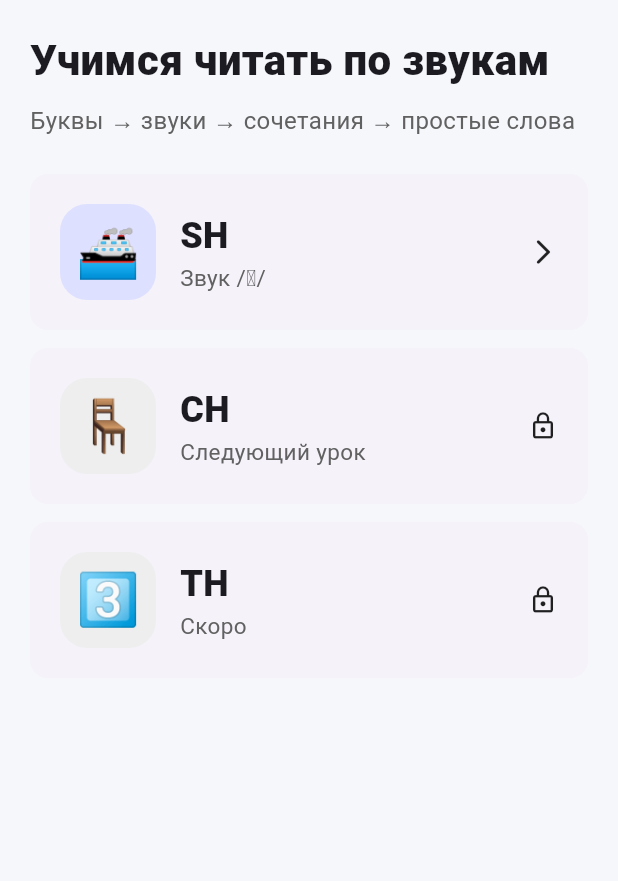
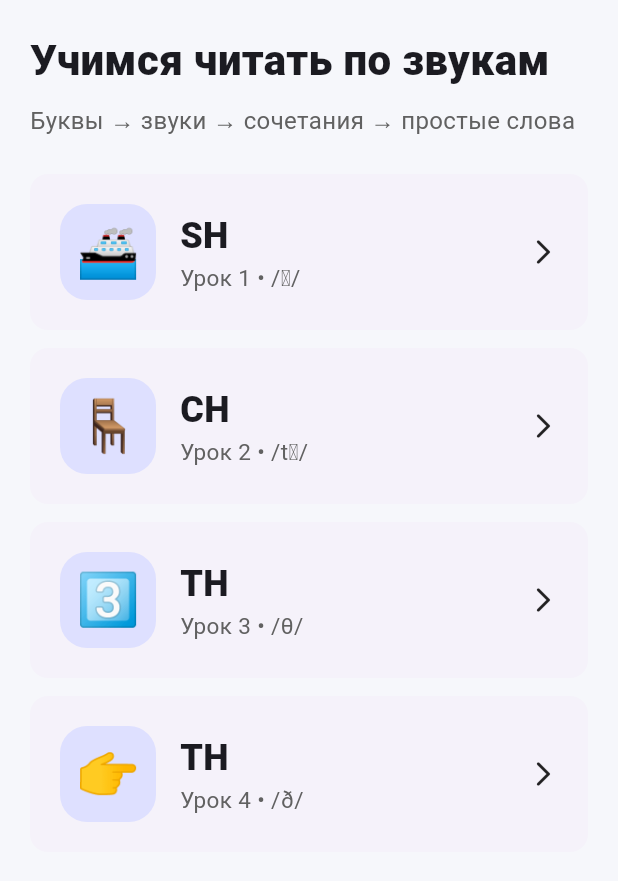
Before and after one commit to mamacita8689-hue/New_english, a Flutter app: the screen it shows after launch, on a phone screen of 412 x 824 dp, the part 84-965 px from its top. Run offline on Flutter 3.47's test engine with Material 3 defaults, Android fonts, the phone set to English and light mode, and no system bars; our stand-ins replace audioplayers, flutter_tts.

Commit message:
Enable CH and TH lessons on home screen

```diff
--- a/lib/screens/home_screen.dart
+++ b/lib/screens/home_screen.dart
@@ -1,5 +1,6 @@
 import 'package:flutter/material.dart';
 import '../data/lessons.dart';
+import '../models/lesson.dart';
 import 'lesson_screen.dart';
 
 class HomeScreen extends StatelessWidget {
@@ -26,33 +27,32 @@ class HomeScreen extends StatelessWidget {
               style: TextStyle(fontSize: 16, color: Colors.grey.shade700),
             ),
             const SizedBox(height: 24),
-            _LessonCard(
-              title: 'SH',
-              subtitle: 'Звук ${shLesson.phoneme}',
-              emoji: '🚢',
-              enabled: true,
+            ...soundLessons.asMap().entries.map((entry) {
+              final index = entry.key;
+              final lesson = entry.value;
+              final emoji = switch (lesson.id) {
+                'sh' => '🚢',
+                'ch' => '🪑',
+                'th_voiceless' => '3️⃣',
+                'th_voiced' => '👉',
+                _ => '🔤',
+              };
+
+              return Padding(
+                padding: EdgeInsets.only(bottom: index == soundLessons.length - 1 ? 0 : 12),
+                child: _LessonCard(
+                  lesson: lesson,
+                  emoji: emoji,
                   onTap: () {
                     Navigator.of(context).push(
                       MaterialPageRoute(
-                    builder: (_) => const LessonScreen(lesson: shLesson),
+                        builder: (_) => LessonScreen(lesson: lesson),
                       ),
                     );
                   },
                 ),
-            const SizedBox(height: 12),
-            const _LessonCard(
-              title: 'CH',
-              subtitle: 'Следующий урок',
-              emoji: '🪑',
-              enabled: false,
-            ),
-            const SizedBox(height: 12),
-            const _LessonCard(
-              title: 'TH',
-              subtitle: 'Скоро',
-              emoji: '3️⃣',
-              enabled: false,
-            ),
+              );
+            }),
           ],
         ),
       ),
@@ -61,25 +61,21 @@ class HomeScreen extends StatelessWidget {
 }
 
 class _LessonCard extends StatelessWidget {
-  final String title;
-  final String subtitle;
+  final SoundLesson lesson;
   final String emoji;
-  final bool enabled;
-  final VoidCallback? onTap;
+  final VoidCallback onTap;
 
   const _LessonCard({
-    required this.title,
-    required this.subtitle,
+    required this.lesson,
     required this.emoji,
-    required this.enabled,
-    this.onTap,
+    required this.onTap,
   });
 
   @override
   Widget build(BuildContext context) {
     return Card(
       child: InkWell(
-        onTap: enabled ? onTap : null,
+        onTap: onTap,
         borderRadius: BorderRadius.circular(22),
         child: Padding(
           padding: const EdgeInsets.all(20),
@@ -90,9 +86,7 @@ class _LessonCard extends StatelessWidget {
                 height: 64,
                 alignment: Alignment.center,
                 decoration: BoxDecoration(
-                  color: enabled
-                      ? Theme.of(context).colorScheme.primaryContainer
-                      : Colors.grey.shade200,
+                  color: Theme.of(context).colorScheme.primaryContainer,
                   borderRadius: BorderRadius.circular(18),
                 ),
                 child: Text(emoji, style: const TextStyle(fontSize: 34)),
@@ -103,20 +97,17 @@ class _LessonCard extends StatelessWidget {
                   crossAxisAlignment: CrossAxisAlignment.start,
                   children: [
                     Text(
-                      title,
+                      lesson.grapheme,
                       style: const TextStyle(fontSize: 24, fontWeight: FontWeight.w800),
                     ),
                     Text(
-                      subtitle,
+                      '${lesson.title} • ${lesson.phoneme}',
                       style: TextStyle(fontSize: 15, color: Colors.grey.shade700),
                     ),
                   ],
                 ),
               ),
-              Icon(
-                enabled ? Icons.arrow_forward_ios_rounded : Icons.lock_outline,
-                size: 20,
-              ),
+              const Icon(Icons.arrow_forward_ios_rounded, size: 20),
             ],
           ),
         ),
```
Lines whose indentation alone changed are shown as unchanged.
